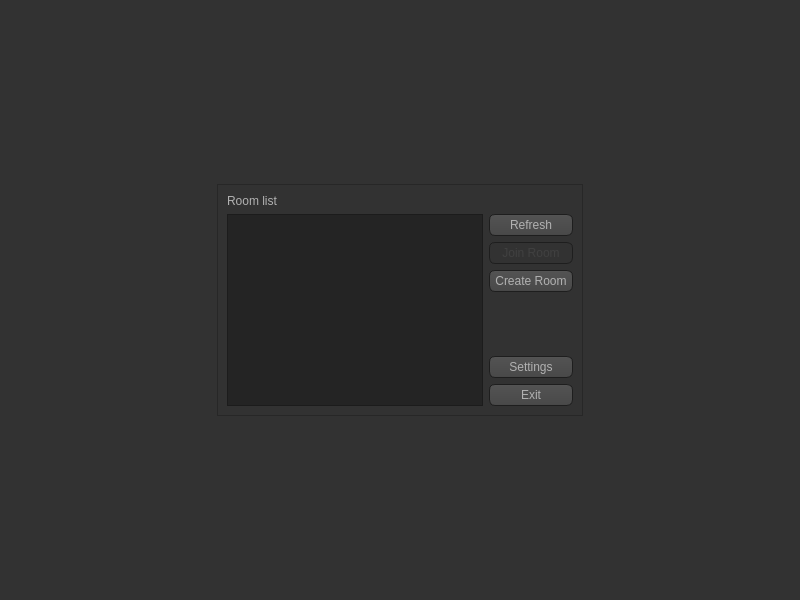
MATF-RS20/RS004-haxball, file haxball-client/mainwindow.ui: the form before one commit.
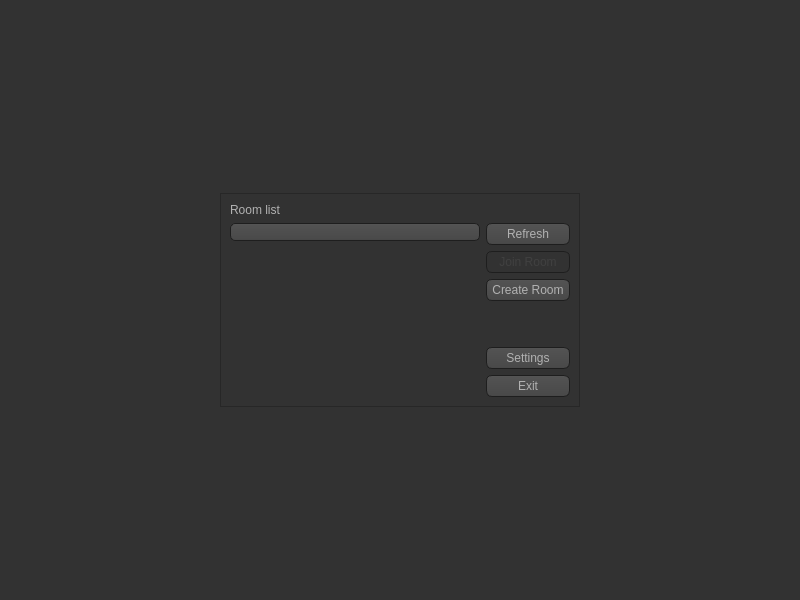
The form after the commit. Icons and pictures are not drawn.

Commit message: [NF] Displaying a list of rooms, added log image, send idPlayer and idGame on server and set action on button JoinButon and RefreshButton

Diff of the .ui file:
```diff
--- a/haxball-client/mainwindow.ui
+++ b/haxball-client/mainwindow.ui
@@ -482,6 +482,12 @@
    <layout class="QGridLayout" name="gridLayout">
     <item row="1" column="1">
      <widget class="QFrame" name="frame">
+      <property name="minimumSize">
+       <size>
+        <width>0</width>
+        <height>0</height>
+       </size>
+      </property>
       <property name="frameShape">
        <enum>QFrame::StyledPanel</enum>
       </property>
@@ -489,14 +495,14 @@
        <enum>QFrame::Raised</enum>
       </property>
       <layout class="QGridLayout" name="gridLayout_2">
-       <item row="0" column="1">
+       <item row="0" column="0">
         <widget class="QLabel" name="roomsLabel">
          <property name="text">
           <string>Room list</string>
          </property>
         </widget>
        </item>
-       <item row="2" column="3">
+       <item row="1" column="2">
         <layout class="QVBoxLayout" name="verticalLayout">
          <item>
           <widget class="QPushButton" name="refreshButton">
@@ -576,12 +582,25 @@
          </item>
         </layout>
        </item>
-       <item row="2" column="1">
-        <widget class="QPlainTextEdit" name="roomsTextEdit">
-         <property name="readOnly">
-          <bool>true</bool>
-         </property>
-        </widget>
+       <item row="1" column="0">
+        <layout class="QGridLayout" name="gridLayout_3">
+         <item row="0" column="0">
+          <widget class="QComboBox" name="comboBox"/>
+         </item>
+         <item row="1" column="0">
+          <widget class="QWidget" name="widget" native="true">
+           <property name="minimumSize">
+            <size>
+             <width>250</width>
+             <height>0</height>
+            </size>
+           </property>
+           <property name="styleSheet">
+            <string notr="true">background-image: url(:/img/img/logo.png);</string>
+           </property>
+          </widget>
+         </item>
+        </layout>
        </item>
       </layout>
      </widget>
```
The commit also changes 12 other files.
